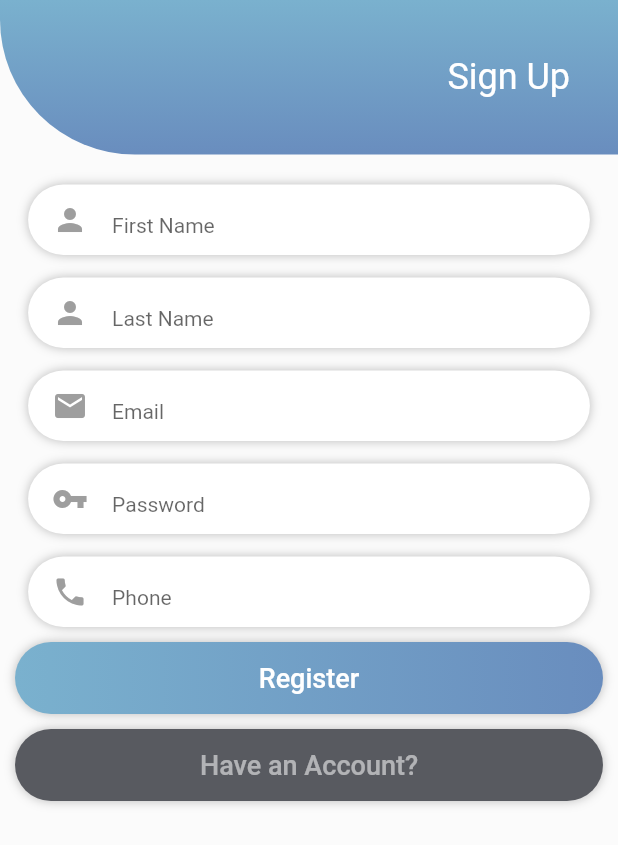
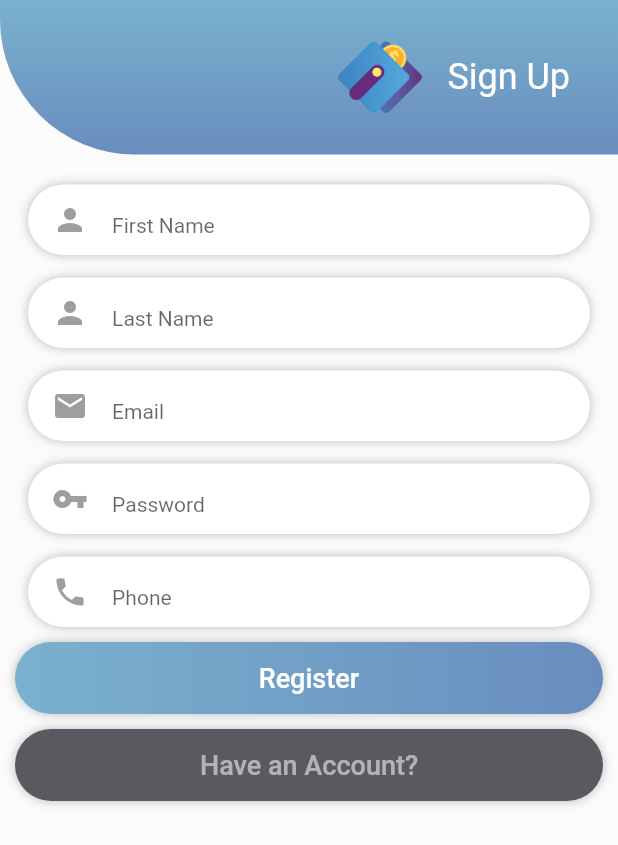
Before and after one commit to anwarabdullahn/saku-mobile, a Flutter app: the RegisterPage screen opened by its route, on a phone screen of 412 x 824 dp. Shown: the top 845 px of the screen. Run offline on Flutter 3.47's test engine with Material 2 defaults, Android fonts, the phone set to English and light mode, and no system bars.

Commit message:
add logo on register form

```diff
--- a/lib/pages/RegisterPage.dart
+++ b/lib/pages/RegisterPage.dart
@@ -38,18 +38,20 @@ class _RegisterPage extends State<RegisterPage> {
                 ),
                 borderRadius:
                     BorderRadius.only(bottomLeft: Radius.circular(90))),
-            child: Column(
-              mainAxisAlignment: MainAxisAlignment.center,
+            child: Row(
+              mainAxisAlignment: MainAxisAlignment.end,
               children: <Widget>[
-                Align(
-                    alignment: Alignment.bottomRight,
-                    child: Padding(
-                      padding: const EdgeInsets.only(right: 32),
-                      child: Text(
-                        'Sign Up',
-                        style: TextStyle(color: Colors.white, fontSize: 24),
-                      ),
-                    ))
+                Padding(
+                    padding: const EdgeInsets.only(right: 15),
+                    child: Image.asset('assets/logo.png',
+                        height: 60, width: 60, fit: BoxFit.scaleDown)),
+                Padding(
+                  padding: const EdgeInsets.only(right: 32),
+                  child: Text(
+                    'Sign Up',
+                    style: TextStyle(color: Colors.white, fontSize: 24),
+                  ),
+                )
               ],
             ),
           ),
```
